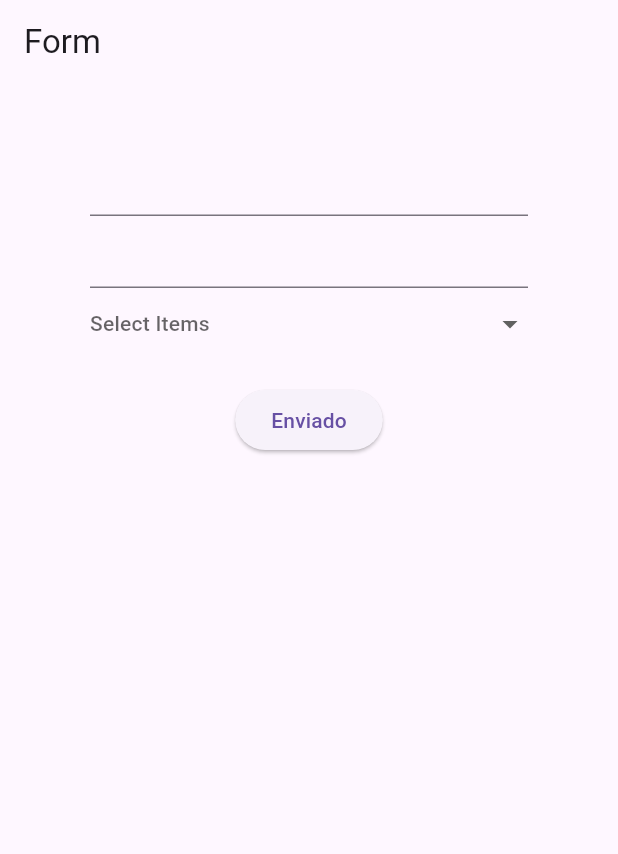
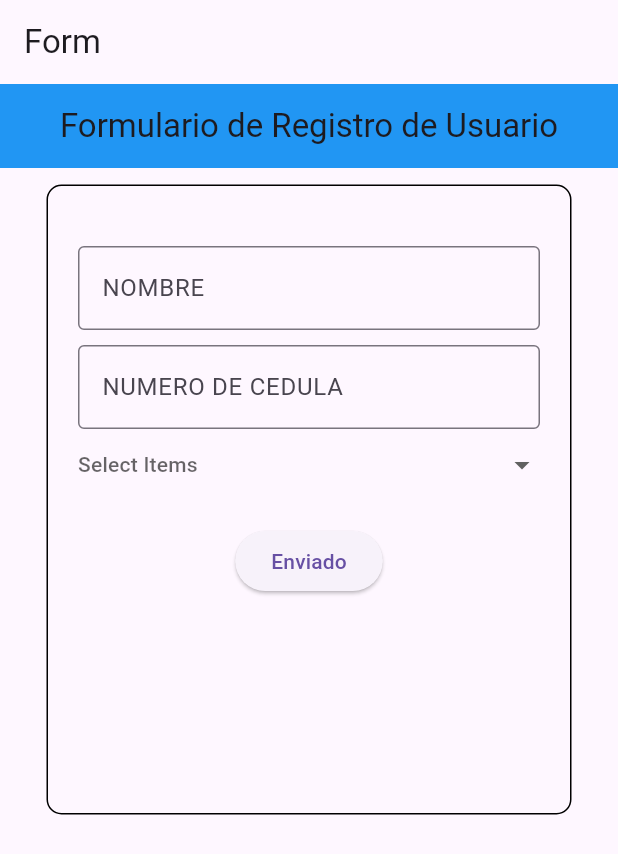
Before and after one commit to gabrielcabrera17/forms-flutter-b-sico, a Flutter app: the screen it shows after launch, on a phone screen of 412 x 824 dp. Shown: the top 854 px of the screen. Run offline on Flutter 3.47's test engine with Material 3 defaults, Android fonts, the phone set to English and light mode, and no system bars.

Commit message:
form mejorado

```diff
--- a/lib/presentation/screens/prueba_form_screen.dart
+++ b/lib/presentation/screens/prueba_form_screen.dart
@@ -33,13 +33,38 @@ class PruebaFormScreenState extends State<PruebaFormScreen> {
   @override
 
   Widget build(BuildContext context) {
-    return Form(
+    return Scaffold(
+      appBar: AppBar(
+        title: const Text('Formulario de Registro de Usuario'),
+        centerTitle: true,
+        backgroundColor: Colors.blue,
+      ),
+      body: Align(
+        alignment: Alignment.center,
+        child: Padding(
+        padding: const EdgeInsets.only(bottom: 270.0), // Ajusta el espacio superior
+        child: Form(
           key: _formKey,
           child: Container(
-        padding: EdgeInsets.symmetric(vertical: 40, horizontal: 60),// Alto del formulario
+            padding: EdgeInsets.symmetric(vertical: 40, horizontal: 20),
+            width: 350,
+            height: 420,
+            // Alto del formulario
+            decoration: BoxDecoration(
+            border: Border.all(
+              color: Colors.black, // Color del borde
+              width: 1.0, // Ancho del borde
+            ),
+            borderRadius: BorderRadius.circular(10), // Borde redondeado
+             ),
             child: Column(
+
             children: <Widget>[
               TextFormField(
+                decoration: const InputDecoration(
+                labelText: 'NOMBRE', // Este es el label que aparecerá
+                border: OutlineInputBorder(), // Añade un borde alrededor del campo de texto
+                ),
                 validator: (value){
                   if(value == null || value.isEmpty){
                     return 'Por favor ingresa un texto';
@@ -47,7 +72,12 @@ class PruebaFormScreenState extends State<PruebaFormScreen> {
                   return null;
                 },
               ),
+              const SizedBox(height: 10,),
                TextFormField(
+                  decoration: const InputDecoration(
+                  labelText: 'NUMERO DE CEDULA', // Este es el label que aparecerá
+                  border: OutlineInputBorder(), //
+                ),
                 validator: (value){
                   if(value == null || value.isEmpty){
                     return 'Campo Vacio';
@@ -178,6 +208,9 @@ class PruebaFormScreenState extends State<PruebaFormScreen> {
               ],
             ),
             )
+          ),
+        ),
+      ),
     );
     }
 }
```
Lines whose indentation alone changed are shown as unchanged.
